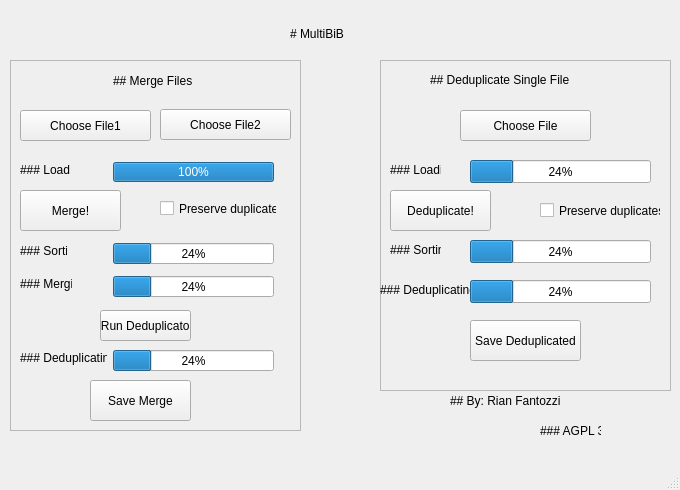
Qt form mainwindow.ui (Penultimate-Panacea/BibTeX-MultiBib) before a commit.
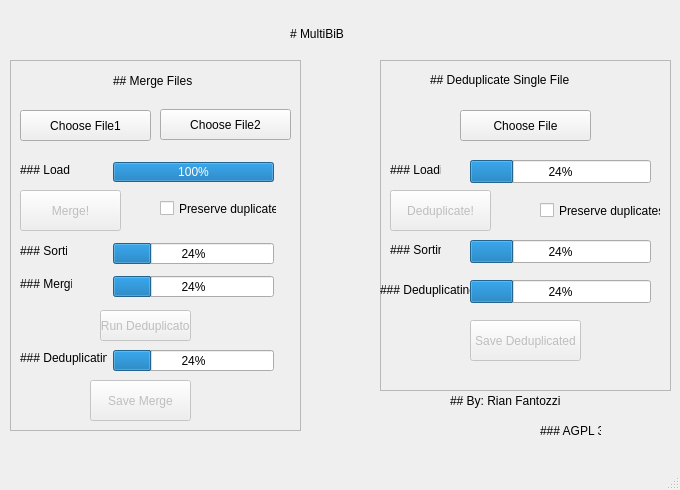
The same form after that commit.

```diff
--- a/mainwindow.ui
+++ b/mainwindow.ui
@@ -97,6 +97,9 @@
      </property>
     </widget>
     <widget class="QPushButton" name="dedupButton">
+     <property name="enabled">
+      <bool>false</bool>
+     </property>
      <property name="geometry">
       <rect>
        <x>10</x>
@@ -183,6 +186,9 @@
      </property>
     </widget>
     <widget class="QPushButton" name="dedupSaveButton">
+     <property name="enabled">
+      <bool>false</bool>
+     </property>
      <property name="geometry">
       <rect>
        <x>90</x>
@@ -302,6 +308,9 @@
      </property>
     </widget>
     <widget class="QPushButton" name="mergeButton">
+     <property name="enabled">
+      <bool>false</bool>
+     </property>
      <property name="geometry">
       <rect>
        <x>10</x>
@@ -394,6 +403,9 @@
      </property>
     </widget>
     <widget class="QPushButton" name="mergeSaveButton">
+     <property name="enabled">
+      <bool>false</bool>
+     </property>
      <property name="geometry">
       <rect>
        <x>80</x>
@@ -407,6 +419,9 @@
      </property>
     </widget>
     <widget class="QPushButton" name="mergeDeduplicatorButton">
+     <property name="enabled">
+      <bool>false</bool>
+     </property>
      <property name="geometry">
       <rect>
        <x>90</x>
```
Left out of the diff: 2 changed lines with no effect on the pictures.
